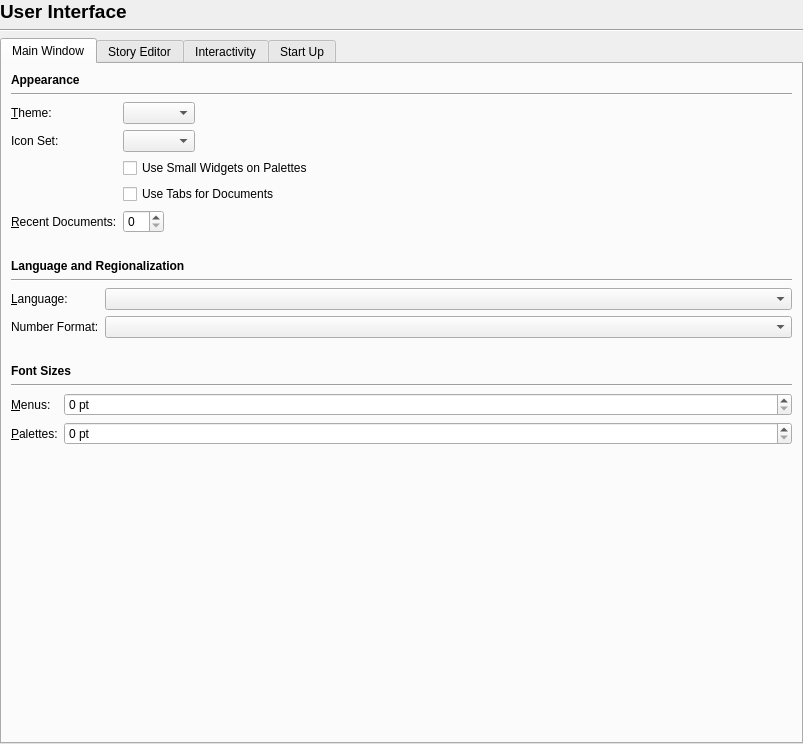
scribusproject/scribus, file scribus/ui/prefs_userinterfacebase.ui: the form before one commit.
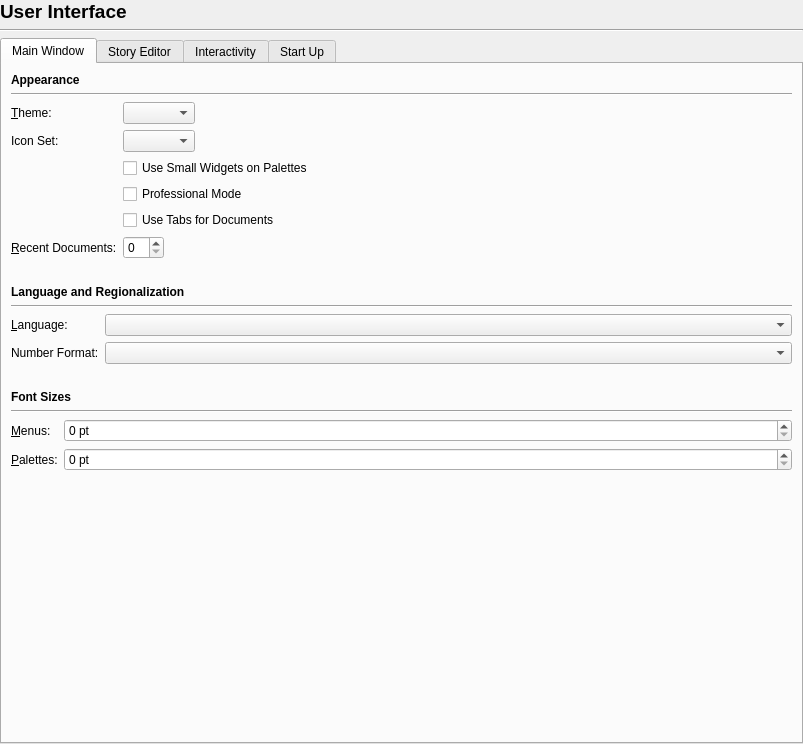
The form after the commit.

What changed in the file:
```diff
--- a/scribus/ui/prefs_userinterfacebase.ui
+++ b/scribus/ui/prefs_userinterfacebase.ui
@@ -109,14 +109,14 @@
            </property>
           </widget>
          </item>
-         <item row="3" column="1">
+         <item row="4" column="1">
           <widget class="QCheckBox" name="useTabsForDocumentsCheckBox">
            <property name="text">
             <string>Use Tabs for Documents</string>
            </property>
           </widget>
          </item>
-         <item row="4" column="0">
+         <item row="5" column="0">
           <widget class="QLabel" name="recentDocumentsLabel">
            <property name="text">
             <string>&amp;Recent Documents:</string>
@@ -126,9 +126,16 @@
            </property>
           </widget>
          </item>
-         <item row="4" column="1">
+         <item row="5" column="1">
           <widget class="QSpinBox" name="recentDocumentsSpinBox"/>
          </item>
+         <item row="3" column="1">
+          <widget class="QCheckBox" name="hideLabels">
+           <property name="text">
+            <string>Professional Mode</string>
+           </property>
+          </widget>
+         </item>
         </layout>
        </item>
        <item>
@@ -151,7 +158,6 @@
         <widget class="QLabel" name="label_4">
          <property name="font">
           <font>
-           <weight>75</weight>
            <bold>true</bold>
           </font>
          </property>
@@ -217,7 +223,6 @@
         <widget class="QLabel" name="label_2">
          <property name="font">
           <font>
-           <weight>75</weight>
            <bold>true</bold>
           </font>
          </property>
```
Left out of the diff: 2 changed lines with no effect on the pictures.
